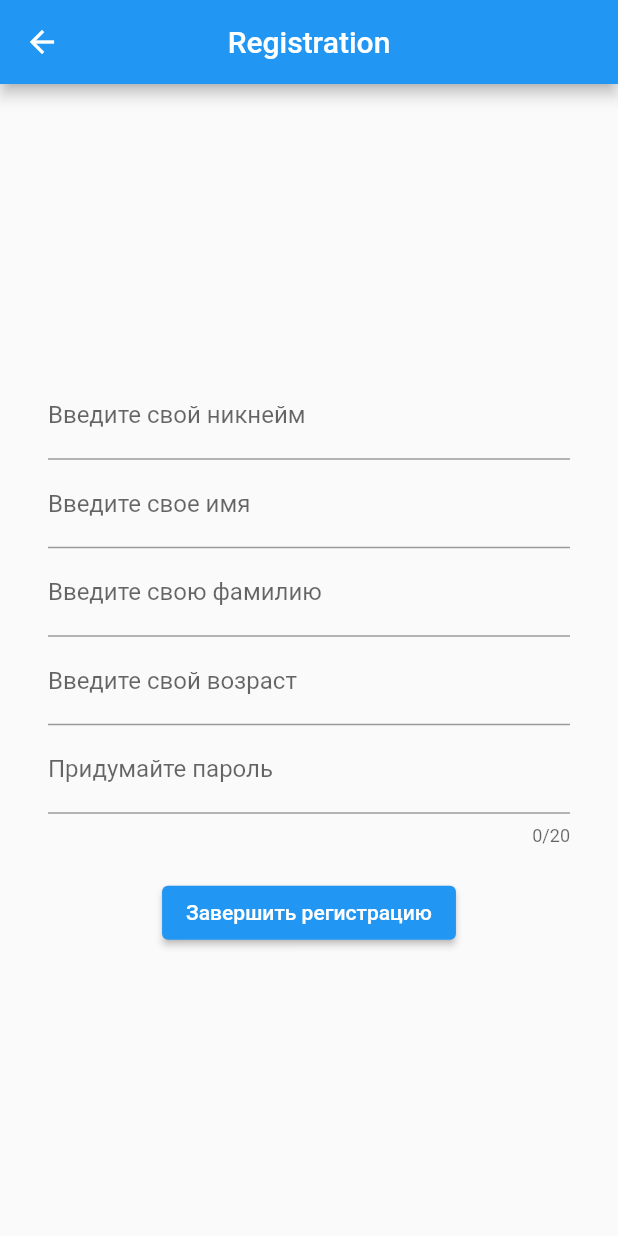
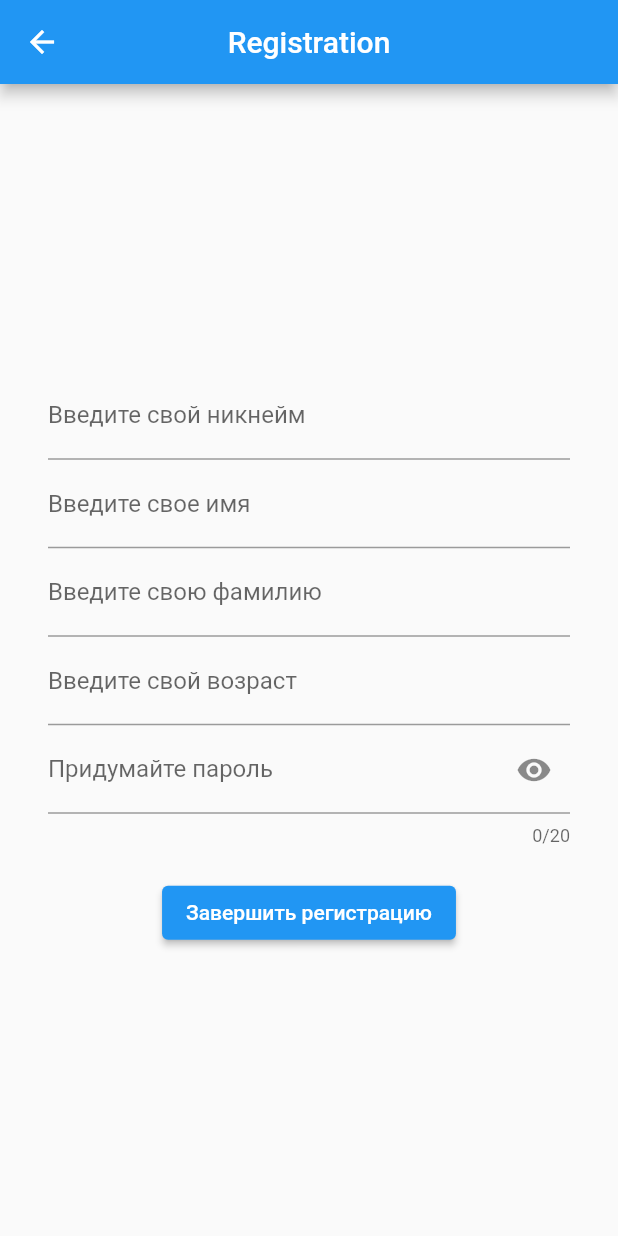
Before and after one commit to forge233/training_flutter, a Flutter app: the SecondPage screen opened by its route, on a phone screen of 412 x 824 dp. Run offline on Flutter 3.47's test engine with Material 2 defaults, Android fonts, the phone set to English and light mode, and no system bars.

Commit message:
add eye password

```diff
--- a/lib/presentation/second_page/second_page.dart
+++ b/lib/presentation/second_page/second_page.dart
@@ -2,14 +2,25 @@ import 'package:flutter/material.dart';
 import 'package:forms_task/presentation/navigation/model_arguments/page_arguments.dart';
 import 'package:forms_task/presentation/navigation/routes.dart';
 
-class SecondPage extends StatelessWidget {
+class SecondPage extends StatefulWidget {
   SecondPage({super.key});
 
+  @override
+  State<SecondPage> createState() => _SecondPageState();
+}
+
+class _SecondPageState extends State<SecondPage> {
+  bool _obscureText = true;
   final TextEditingController _firstName = TextEditingController();
+
   final TextEditingController _lastName = TextEditingController();
+
   final TextEditingController _nickName = TextEditingController();
+
   final TextEditingController _ageController = TextEditingController();
+
   final TextEditingController _password = TextEditingController();
+
   final _formKey = GlobalKey<FormState>();
 
   @override
@@ -100,12 +111,21 @@ class SecondPage extends StatelessWidget {
               ),
               TextFormField(
                 controller: _password,
-                decoration: const InputDecoration(
-                  border: UnderlineInputBorder(),
+                decoration: InputDecoration(
+                  suffixIcon: GestureDetector(
+                    onTap: () {
+                      setState(() {
+                        _obscureText = !_obscureText;
+                      });
+                    },
+                    child: Icon(
+                        _obscureText ? Icons.visibility : Icons.visibility_off),
+                  ),
+                  border: const UnderlineInputBorder(),
                   labelText: 'Придумайте пароль',
                 ),
                 maxLength: 20,
-                obscureText: true,
+                obscureText: _obscureText,
                 validator: (text) {
                   final passValid =
                       RegExp(r'^(?=.*\d)(?=.*[a-z])(?=.*[A-Z])(?!.*\s).*$');
@@ -170,13 +190,3 @@ class SecondPage extends StatelessWidget {
     }
   }
 }
-
-class User {
-  final int age;
-
-  User(this.age);
-}
-
-void calc() {
-  User user;
-}
```
Also changed, not shown: lib/presentation/fourth_page/fourth_page.dart (+14 -3 lines).
